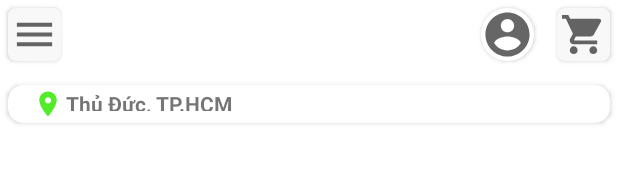
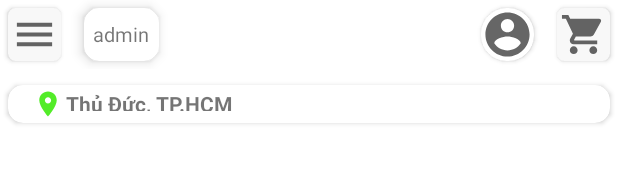
Before and after one commit to nhattruongagtm/Project_CNPM, an Android app: the layout fragment_header.xml on its own in the app's theme, with its tools: preview values and no code run, on a phone screen of 412 x 824 dp. Shown: the top 196 px of the screen. Run offline under Robolectric (Android 15) with nearby library versions, the light colour scheme and no system bars.

Commit message:
chỉnh sửa giao diện

```diff
--- /dev/null
+++ b/app/src/main/res/drawable/custom_menu_dialog.xml
@@ -0,0 +1,4 @@
+<?xml version="1.0" encoding="utf-8"?>
+<shape xmlns:android="http://schemas.android.com/apk/res/android">
+            <corners android:radius="40dp"/>
+</shape>
--- a/app/src/main/res/layout/fragment_header.xml
+++ b/app/src/main/res/layout/fragment_header.xml
@@ -26,6 +26,20 @@
                        android:layout_width="35dp"
                        android:layout_height="35dp"
                        />
+               </androidx.cardview.widget.CardView>
+               <androidx.cardview.widget.CardView
+                   android:layout_marginLeft="10dp"
+                   app:cardCornerRadius="10dp"
+                   android:layout_width="50dp"
+                   app:cardElevation="5dp"
+                   android:layout_gravity="center"
+                   android:layout_height="35dp">
+                   <TextView
+                       android:layout_gravity="center"
+                       android:textSize="13dp"
+                       android:layout_width="wrap_content"
+                       android:layout_height="wrap_content"
+                       android:text="admin"/>
                </androidx.cardview.widget.CardView>
                <View
                    android:layout_weight="200"
```
Also changed, not shown: app/src/main/java/com/example/project_cnpm/HeaderFragment.java (+28 -0 lines), app/src/main/res/layout/dialog_menu.xml (added, +47 -0 lines).
